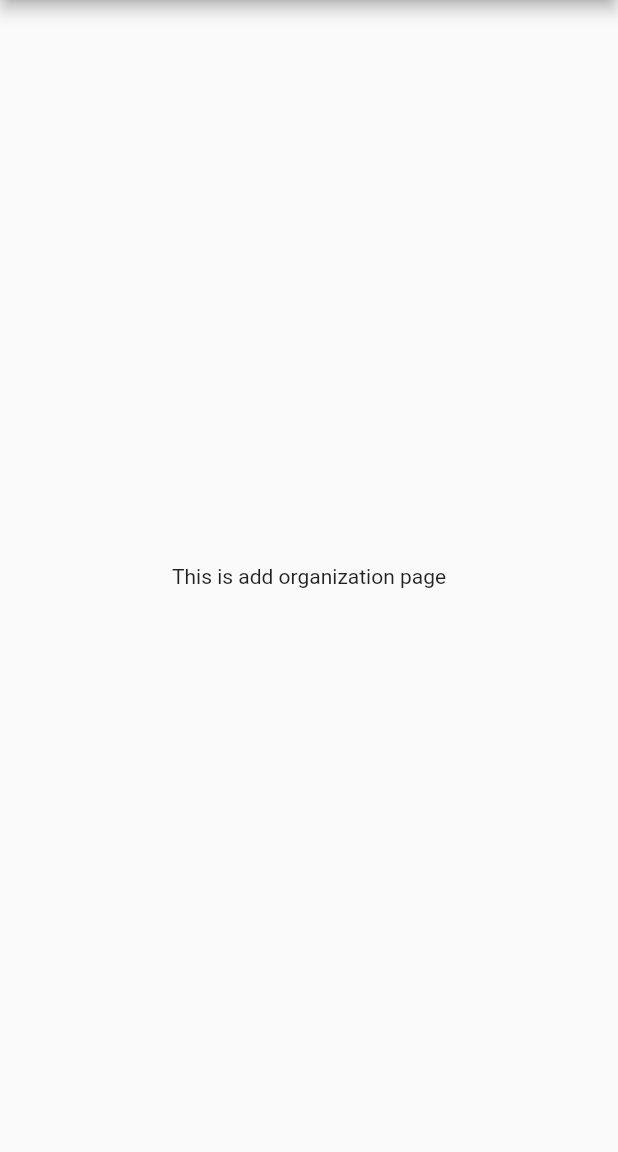
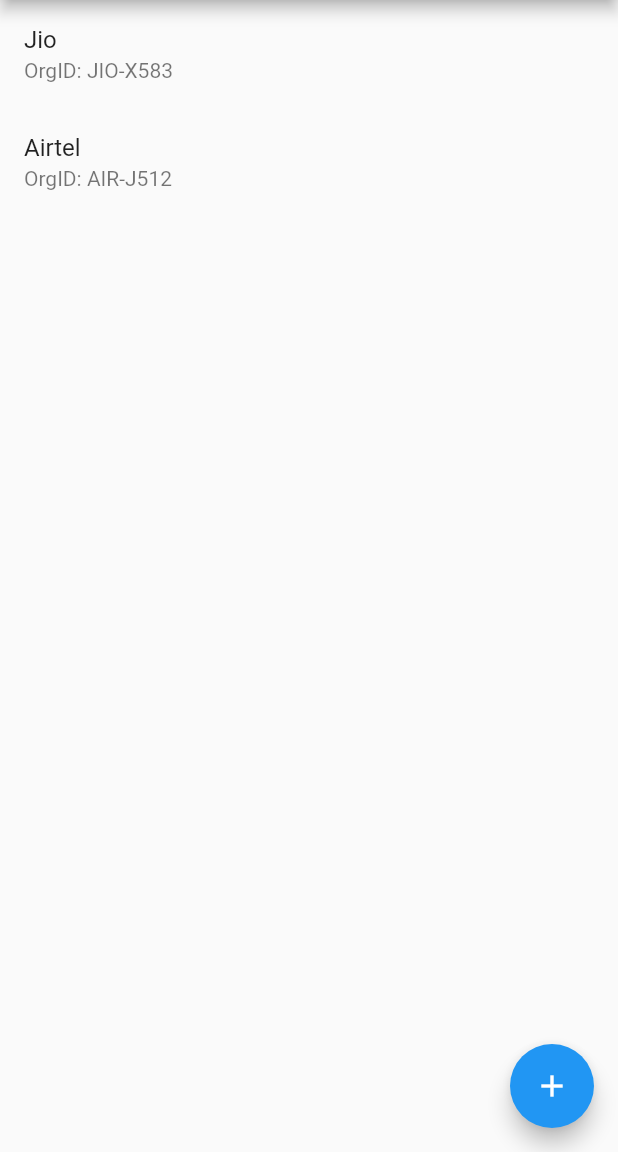
Before and after one commit to stellarbeam/employee_db, a Flutter app: the screen it shows after launch, after a tap on "Organizations", on a phone screen of 412 x 824 dp, the part 84-1236 px from its top. Run offline on Flutter 3.47's test engine with Material 2 defaults, Android fonts, the phone set to English and light mode, and no system bars.

Commit message:
Allow adding organizations

```diff
--- a/lib/main.dart
+++ b/lib/main.dart
@@ -1,4 +1,7 @@
+import 'package:employee_db/providers/organizations.dart';
 import 'package:flutter/material.dart';
+import 'package:provider/provider.dart';
+
 import 'package:employee_db/screens/home_screen.dart';
 import 'package:employee_db/screens/organizations_screen.dart';
 import 'package:employee_db/screens/employees_screen.dart';
@@ -10,17 +13,27 @@ void main() {
 class MyApp extends StatelessWidget {
   @override
   Widget build(BuildContext context) {
-    return MaterialApp(
+    return ChangeNotifierProvider<Organizations>(
+      create: (_) => Organizations(),
+      child: MaterialApp(
         title: 'Flutter Demo',
         theme: ThemeData(
           primarySwatch: Colors.blue,
           visualDensity: VisualDensity.adaptivePlatformDensity,
+          textTheme: ThemeData.light().textTheme.copyWith(
+                headline6: TextStyle(
+                  fontSize: 18,
+                  fontWeight: FontWeight.bold,
+                ),
+                button: TextStyle(color: Colors.white),
+              ),
         ),
         home: HomeScreen(),
         routes: {
           OrganizationsScreen.routeName: (_) => OrganizationsScreen(),
           EmployeesScreen.routeName: (_) => EmployeesScreen(),
         },
+      ),
     );
   }
 }
--- /dev/null
+++ b/lib/providers/organizations.dart
@@ -0,0 +1,18 @@
+import 'package:employee_db/models/organization.dart';
+import 'package:flutter/foundation.dart';
+
+class Organizations with ChangeNotifier {
+  List<Organization> _list = [
+    Organization('Jio', 'JIO-X583'),
+    Organization('Airtel', 'AIR-J512'),
+  ];
+
+  List<Organization> get list {
+    return [..._list];
+  }
+
+  void addOrganization(Organization organization) {
+    _list.add(organization);
+    notifyListeners();
+  }
+}
--- a/lib/screens/organizations_screen.dart
+++ b/lib/screens/organizations_screen.dart
@@ -1,16 +1,40 @@
 import 'package:flutter/material.dart';
+import 'package:provider/provider.dart';
+
+import 'package:employee_db/widgets/organization_item.dart';
+import 'package:employee_db/widgets/new_organization.dart';
+import 'package:employee_db/providers/organizations.dart';
 
 class OrganizationsScreen extends StatelessWidget {
   static const routeName = '/add-org';
 
+  void _openNewOrganizationForm(
+      BuildContext context, Function addNewOrganization) {
+    showModalBottomSheet(
+      context: context,
+      builder: (_) => NewOrganization(addNewOrganization),
+    );
+  }
+
   @override
   Widget build(BuildContext context) {
+    final organizationsData = Provider.of<Organizations>(context);
+    final organizations = organizationsData.list;
     return Scaffold(
-        appBar: AppBar(
-          title: Text('Employee Database'),
+      appBar: AppBar(
+        title: Text('Employee Database'),
+      ),
+      body: ListView.builder(
+        itemBuilder: (_, index) => OrganizationItem(organizations[index]),
+        itemCount: organizations.length,
+      ),
+      floatingActionButton: FloatingActionButton(
+        child: Icon(Icons.add),
+        onPressed: () => _openNewOrganizationForm(
+          context,
+          organizationsData.addOrganization,
         ),
-        body: Center(
-          child: Text('This is add organization page'),
-        ));
+      ),
+    );
   }
 }
--- a/lib/widgets/menu_grid.dart
+++ b/lib/widgets/menu_grid.dart
@@ -15,7 +15,7 @@ class MenuGrid extends StatelessWidget {
             OrganizationsScreen.routeName,
           ),
           MenuItem(
-            'Employees',
+            'All Employees',
             'assets/images/employee.jpeg',
             EmployeesScreen.routeName,
           ),
--- /dev/null
+++ b/lib/widgets/organization_item.dart
@@ -0,0 +1,19 @@
+import 'package:employee_db/models/organization.dart';
+import 'package:flutter/material.dart';
+
+class OrganizationItem extends StatelessWidget {
+  final Organization organization;
+
+  const OrganizationItem(this.organization);
+
+  @override
+  Widget build(BuildContext context) {
+    return ListTile(
+      title: Text(organization.name),
+      subtitle: Text('OrgID: ${organization.organizationId}'),
+      onTap: () {
+        // push org. detail page
+      },
+    );
+  }
+}
--- a/pubspec.yaml
+++ b/pubspec.yaml
@@ -23,6 +23,7 @@ environment:
 dependencies:
   flutter:
     sdk: flutter
+  provider: ^4.3.2+4
 
 
   # The following adds the Cupertino Icons font to your application.
```
Also changed, not shown: lib/widgets/new_organization.dart (added, +71 -0 lines), pubspec.lock. Lines whose indentation alone changed are shown as unchanged.
